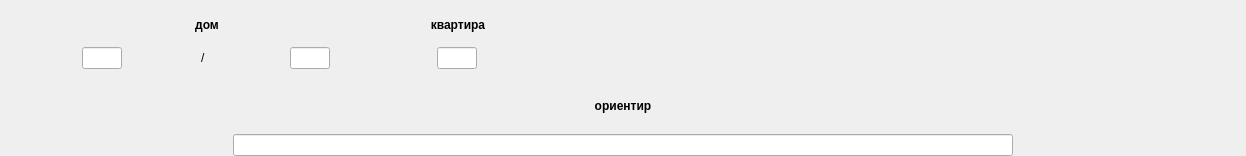
Before: the Qt Designer form src/core/corewidget/address/baseaddresswidget.ui in Arox/makler, drawn with Qt 5.
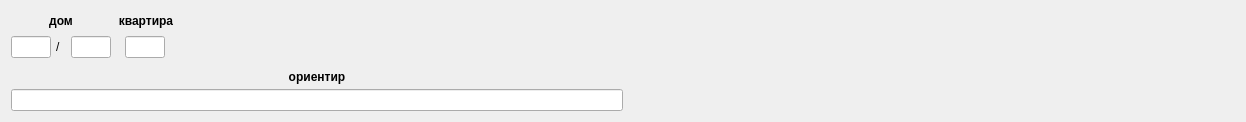
After: the same form once the commit is applied.

Patch:
```diff
--- a/src/core/corewidget/address/baseaddresswidget.ui
+++ b/src/core/corewidget/address/baseaddresswidget.ui
@@ -7,38 +7,13 @@
     <x>0</x>
     <y>0</y>
     <width>1246</width>
-    <height>156</height>
+    <height>122</height>
    </rect>
   </property>
   <property name="windowTitle">
    <string>Адрес</string>
   </property>
-  <layout class="QVBoxLayout" name="verticalLayout_7">
-   <property name="spacing">
-    <number>0</number>
-   </property>
-   <property name="leftMargin">
-    <number>0</number>
-   </property>
-   <property name="topMargin">
-    <number>0</number>
-   </property>
-   <property name="rightMargin">
-    <number>0</number>
-   </property>
-   <property name="bottomMargin">
-    <number>0</number>
-   </property>
-   <item>
-    <layout class="QHBoxLayout" name="horizontalLayout_3">
-     <property name="spacing">
-      <number>50</number>
-     </property>
-     <item>
-      <layout class="QVBoxLayout" name="verticalLayout_5">
-       <property name="spacing">
-        <number>0</number>
-       </property>
+  <layout class="QVBoxLayout" name="verticalLayout_3">
        <item>
         <layout class="QHBoxLayout" name="horizontalLayout_4">
          <property name="spacing">
@@ -58,7 +33,25 @@
              <height>0</height>
             </size>
            </property>
+       <property name="maximumSize">
+        <size>
+         <width>100</width>
+         <height>16777215</height>
+        </size>
+       </property>
            <layout class="QVBoxLayout" name="verticalLayout_2">
+        <property name="leftMargin">
+         <number>0</number>
+        </property>
+        <property name="topMargin">
+         <number>0</number>
+        </property>
+        <property name="rightMargin">
+         <number>0</number>
+        </property>
+        <property name="bottomMargin">
+         <number>0</number>
+        </property>
             <item>
              <widget class="QLabel" name="label_3">
               <property name="font">
@@ -78,7 +71,7 @@
             <item>
              <layout class="QHBoxLayout" name="horizontalLayout">
               <property name="spacing">
-               <number>6</number>
+           <number>5</number>
               </property>
               <property name="sizeConstraint">
                <enum>QLayout::SetNoConstraint</enum>
@@ -147,7 +140,25 @@
              <height>0</height>
             </size>
            </property>
+       <property name="maximumSize">
+        <size>
+         <width>100</width>
+         <height>16777215</height>
+        </size>
+       </property>
            <layout class="QVBoxLayout" name="verticalLayout">
+        <property name="leftMargin">
+         <number>0</number>
+        </property>
+        <property name="topMargin">
+         <number>0</number>
+        </property>
+        <property name="rightMargin">
+         <number>0</number>
+        </property>
+        <property name="bottomMargin">
+         <number>0</number>
+        </property>
             <item>
              <widget class="QLabel" name="label_2">
               <property name="maximumSize">
@@ -230,10 +241,6 @@
          </item>
         </layout>
        </item>
-      </layout>
-     </item>
-    </layout>
-   </item>
    <item>
     <layout class="QHBoxLayout" name="horizontalLayout_2">
      <property name="spacing">
@@ -281,6 +288,19 @@
        </item>
       </layout>
      </item>
+     <item>
+      <spacer name="horizontalSpacer">
+       <property name="orientation">
+        <enum>Qt::Horizontal</enum>
+       </property>
+       <property name="sizeHint" stdset="0">
+        <size>
+         <width>40</width>
+         <height>20</height>
+        </size>
+       </property>
+      </spacer>
+     </item>
     </layout>
    </item>
   </layout>
```
Left out of the diff: 5 changed lines with no effect on the pictures. Lines whose indentation alone changed are shown as unchanged.
